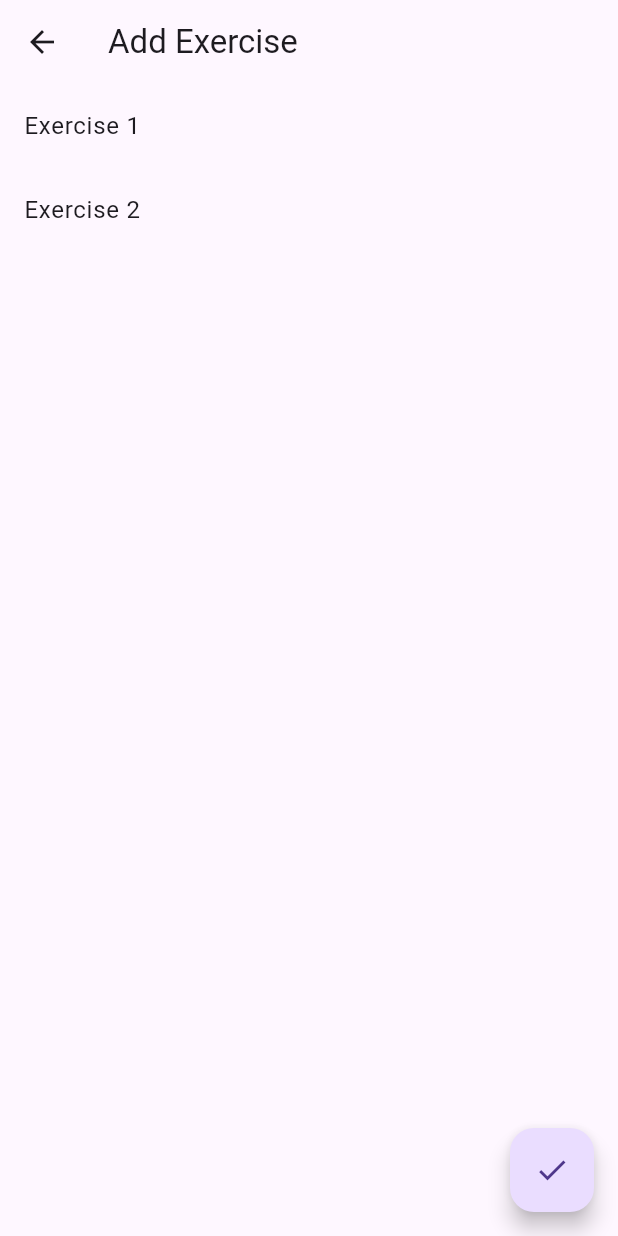
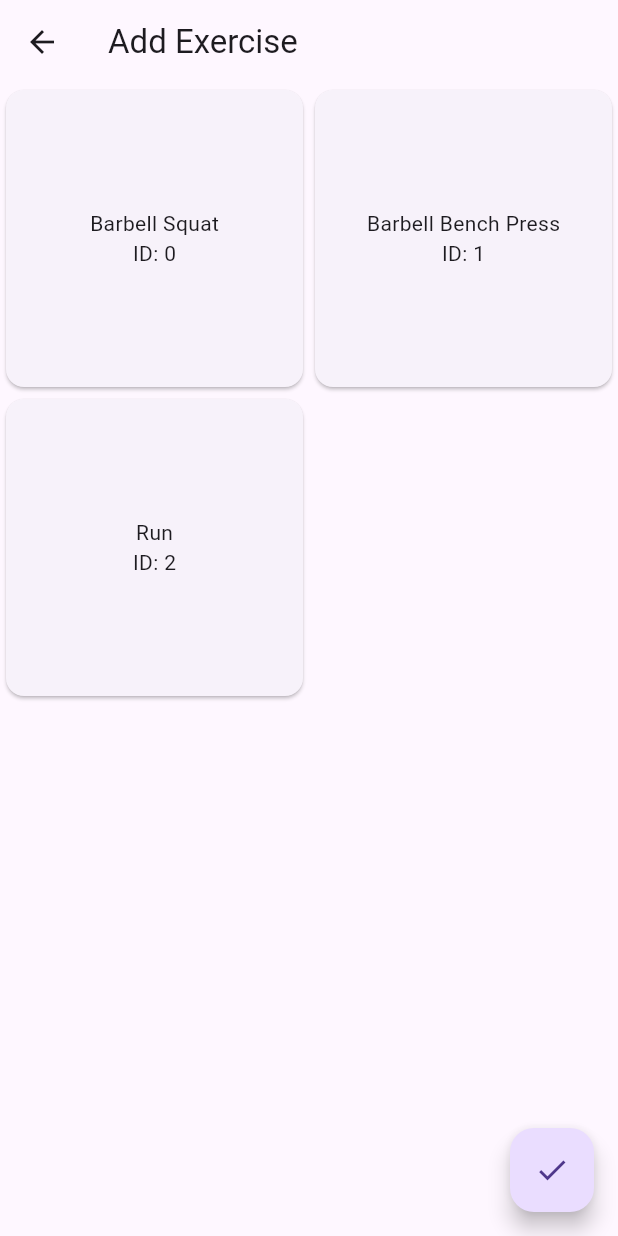
Before and after one commit to ruchihegde/exercise_tracking_app, a Flutter app: the TemplateBuilderView screen opened directly, after a tap on "Add Exercise", on a phone screen of 412 x 824 dp. Run offline on Flutter 3.47's test engine with Material 3 defaults, Android fonts, the phone set to English and light mode, and no system bars.

Commit message:
things almost are okay

```diff
--- a/lib/viewmodels/ExerciseViewModel.dart
+++ b/lib/viewmodels/ExerciseViewModel.dart
@@ -7,6 +7,11 @@ class ExerciseViewModel extends ChangeNotifier {
 
   final ExerciseService _exerciseService = ExerciseService();
 
+
+  ExerciseViewModel() {
+    fetchExercises();
+  }
+
   Future<void> fetchExercises() async {
     exercises = await _exerciseService.fetchExercises();
     notifyListeners();
--- a/lib/views/TemplateBuilderView.dart
+++ b/lib/views/TemplateBuilderView.dart
@@ -2,6 +2,7 @@ import 'package:exercise_tracking_app/viewmodels/ExerciseViewModel.dart';
 import 'package:flutter/material.dart';
 import 'package:provider/provider.dart';
 import '../models/TemplateModel.dart';
+import '../models/ExerciseModel.dart';
 import './widgets/AddExerciseModal.dart';
 
 class TemplateBuilderView extends StatefulWidget {
@@ -19,7 +20,7 @@ class TemplateBuilderView extends StatefulWidget {
 class _TemplateBuilderViewState extends State<TemplateBuilderView> {
   String title = "";
   TextEditingController titleController = TextEditingController();
-  List<String> exercises = [];
+  List<Exercise> currentExercises = [];
 
   @override
   void initState() {
@@ -56,11 +57,16 @@ class _TemplateBuilderViewState extends State<TemplateBuilderView> {
   Future<void> _showAddExerciseModal(BuildContext context) async {
     final selectedExercises = await Navigator.push(
       context,
-      MaterialPageRoute(builder: (context) => const AddExerciseModal()),
+      MaterialPageRoute(
+        builder: (context) => ChangeNotifierProvider(
+          create: (context) => ExerciseViewModel(),
+          child: const AddExerciseModal(),
+        )
+      ),
     );
     if (selectedExercises != null && selectedExercises.length > 0) {
       setState(() {
-        exercises.addAll(selectedExercises);
+        currentExercises.addAll(selectedExercises);
       });
     }
   }
@@ -152,6 +158,7 @@ class _TemplateBuilderViewState extends State<TemplateBuilderView> {
                       child: Column(
                         children: [
                           Text('${exercise.name} (${exercise.id})'),
+                          ...exercise.trackedStats.map((ex) => Text(ex.display)),
                         ]
                       )
                     );
--- a/lib/views/widgets/AddExerciseModal.dart
+++ b/lib/views/widgets/AddExerciseModal.dart
@@ -1,4 +1,6 @@
+import 'package:exercise_tracking_app/viewmodels/ExerciseViewModel.dart';
 import 'package:flutter/material.dart';
+import 'package:provider/provider.dart';
 
 class AddExerciseModal extends StatefulWidget {
   const AddExerciseModal({super.key,});
@@ -26,26 +28,34 @@ class _AddExerciseModalState extends State<AddExerciseModal> {
       appBar: AppBar(
         title: const Text('Add Exercise')
       ),
-      body: ListView(
-        children: [
-          ListTile(
-            title: const Text('Exercise 1'),
-            onTap: () {
-              setState(() {
-                selectedExercises.add('Exercise 1');
-              });
+      body: Consumer<ExerciseViewModel>(
+        builder: (context, exerciseViewModel, child) {
+          return GridView.builder(
+            gridDelegate: const SliverGridDelegateWithFixedCrossAxisCount(
+              crossAxisCount: 2,
+            ),
+            itemCount: exerciseViewModel.exercises.length,
+            itemBuilder: (context, index) {
+              final exercise = exerciseViewModel.exercises[index];
+              return GestureDetector(
+                onTap: () {
+                  setState(() {
+                    selectedExercises.add(exercise.name);
+                  });
+                },
+                child: Card(
+                  child: Column(
+                    mainAxisAlignment: MainAxisAlignment.center,
+                    children: [
+                      Text(exercise.name),
+                      Text('ID: ${exercise.id}'),
+                    ],
+                  ),
+                ),
+              );
             },
-          ),
-          ListTile(
-            title: const Text('Exercise 2'),
-            onTap: () {
-              setState(() {
-                selectedExercises.add('Exercise 2');
-              });
-            },
-          ),
-          // Add more exercises here
-        ],
+          );
+        },
       ),
       floatingActionButton: FloatingActionButton(
         onPressed: () {
```
Also changed, not shown: lib/views/widgets/AddExerciseCard.dart (added, +26 -0 lines).
